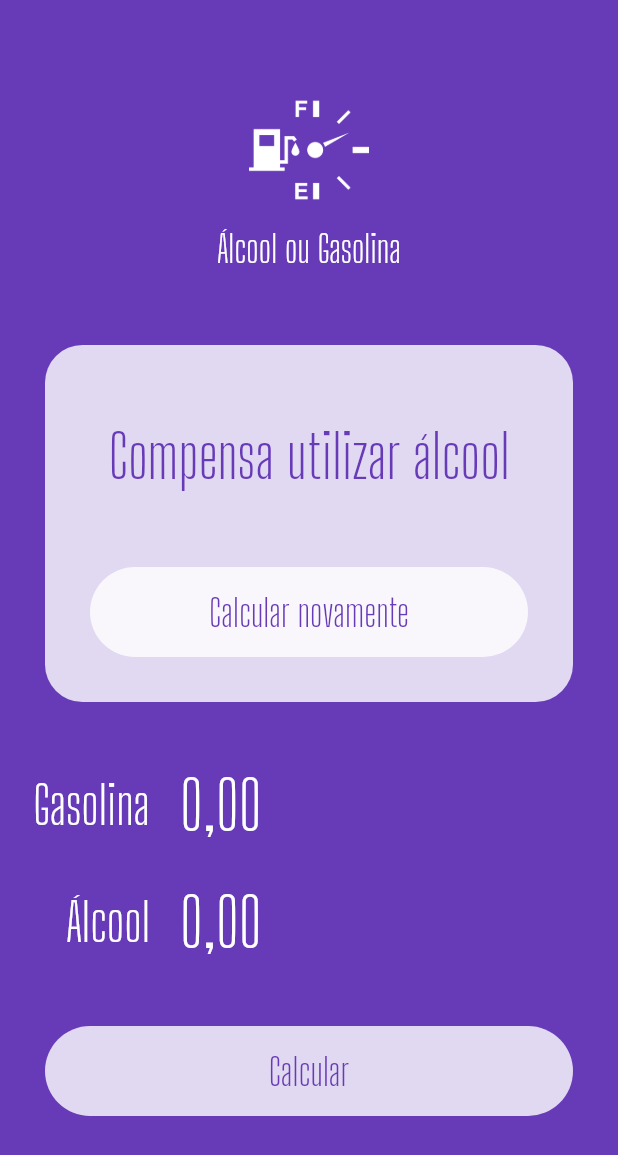
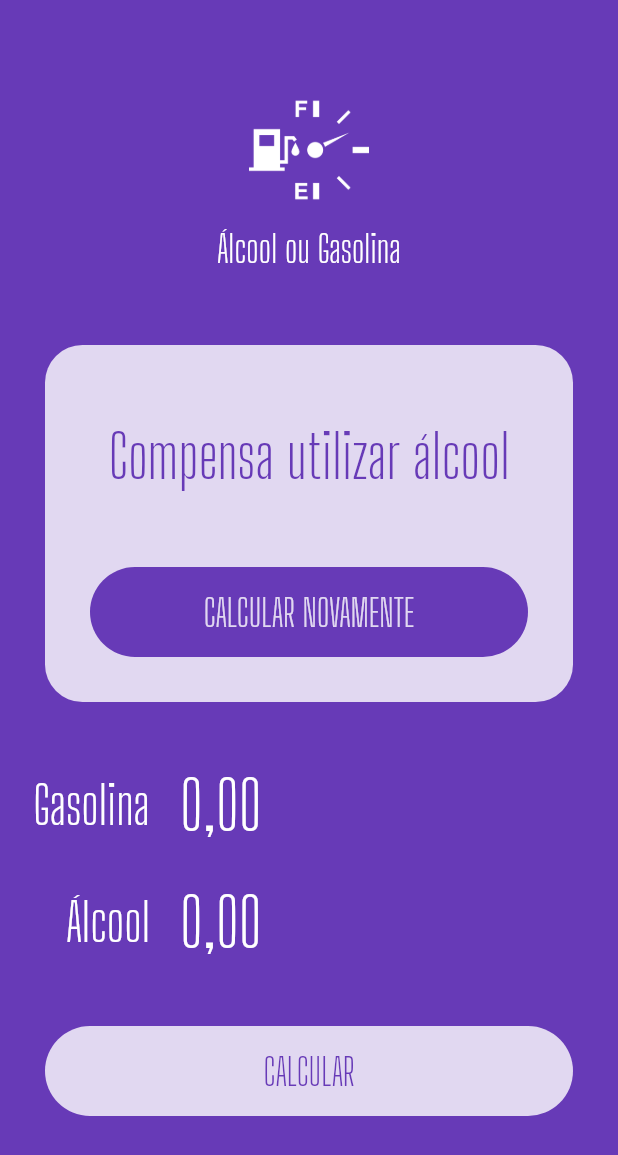
Before and after one commit to HaroldBeyer/Flutter_Alcool_ou_Gasolina, a Flutter app: the screen it shows after launch, on a phone screen of 412 x 824 dp. Shown: the top 1155 px of the screen. Run offline on Flutter 3.47's test engine with Material 2 defaults, Android fonts, the phone set to English and light mode, and no system bars; our stand-ins replace flutter_masked_text.

Commit message:
Loading button

```diff
--- a/lib/main.dart
+++ b/lib/main.dart
@@ -1,4 +1,5 @@
 import 'package:alcool_ou_gasolina/widgets/input.widget.dart';
+import 'package:alcool_ou_gasolina/widgets/loading-button.widget.dart';
 import 'package:alcool_ou_gasolina/widgets/logo.widget.dart';
 import 'package:flutter/material.dart';
 import 'package:flutter_masked_text/flutter_masked_text.dart';
@@ -52,26 +53,12 @@ class HomePage extends StatelessWidget {
                 SizedBox(
                   height: 20,
                 ),
-                Container(
-                  margin: EdgeInsets.all(30),
-                  height: 60,
-                  width: double.infinity,
-                  decoration: BoxDecoration(
-                      color: Colors.white.withOpacity(0.8),
-                      borderRadius: BorderRadius.circular(60)),
-                  child: FlatButton(
-                    child: Text(
-                      "Calcular novamente",
-                      style: TextStyle(
-                          color: Theme.of(context).primaryColor,
-                          fontSize: 25,
-                          fontFamily: "Big Shoulders Display"),
-                    ),
-                    onPressed: () {
-                      print("Apertou...");
-                    },
-                  ),
-                )
+                LoadingButton(
+                  busy: false,
+                  func: () {},
+                  text: "CALCULAR NOVAMENTE",
+                  invert: true,
+                ),
               ],
             ),
           ),
@@ -80,25 +67,12 @@ class HomePage extends StatelessWidget {
             label: "Gasolina",
           ),
           Input(ctrl: alcCtrl, label: "Álcool"),
-          Container(
-            margin: EdgeInsets.all(30),
-            height: 60,
-            decoration: BoxDecoration(
-                color: Colors.white.withOpacity(0.8),
-                borderRadius: BorderRadius.circular(60)),
-            child: FlatButton(
-              child: Text(
-                "Calcular",
-                style: TextStyle(
-                    color: Theme.of(context).primaryColor,
-                    fontSize: 25,
-                    fontFamily: "Big Shoulders Display"),
-              ),
-              onPressed: () {
-                print("Apertou...");
-              },
-            ),
-          )
+          LoadingButton(
+            busy: false,
+            func: () {},
+            text: "CALCULAR",
+            invert: false,
+          ),
         ],
       ),
     );
--- /dev/null
+++ b/lib/widgets/loading-button.widget.dart
@@ -0,0 +1,49 @@
+import 'package:flutter/material.dart';
+
+class LoadingButton extends StatelessWidget {
+  var busy = false;
+  var invert = false;
+  Function func;
+  var text = "";
+
+  LoadingButton({
+    @required this.busy,
+    @required this.func,
+    @required this.invert,
+    @required this.text,
+  });
+
+  @override
+  Widget build(BuildContext context) {
+    return busy
+        ? Container(
+            alignment: Alignment.center,
+            height: 50,
+            child: CircularProgressIndicator(
+              backgroundColor: Colors.white,
+            ),
+          )
+        : Container(
+            margin: EdgeInsets.all(30),
+            height: 60,
+            width: double.infinity,
+            decoration: BoxDecoration(
+                color: invert
+                    ? Theme.of(context).primaryColor
+                    : Colors.white.withOpacity(0.8),
+                borderRadius: BorderRadius.circular(60)),
+            child: FlatButton(
+              child: Text(
+                text,
+                style: TextStyle(
+                    color: invert
+                        ? Colors.white.withOpacity(0.8)
+                        : Theme.of(context).primaryColor,
+                    fontSize: 25,
+                    fontFamily: "Big Shoulders Display"),
+              ),
+              onPressed: func,
+            ),
+          );
+  }
+}
```
